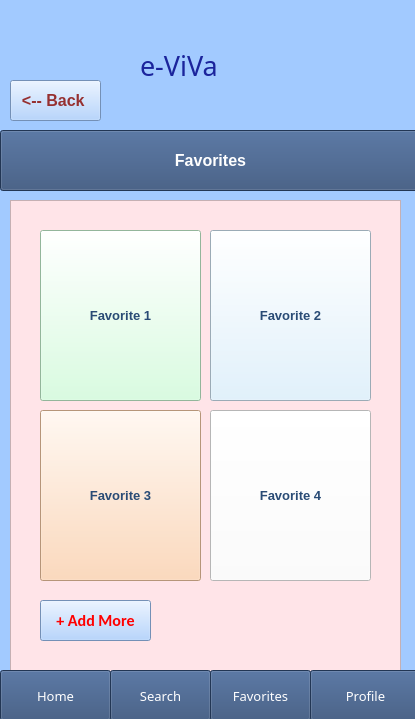
First picture: the form in Παραδοτέο 2ο/Project-code-v0.1/Favorites.ui, repository stavros-alexiou/SoftEng-2022, before the edit.
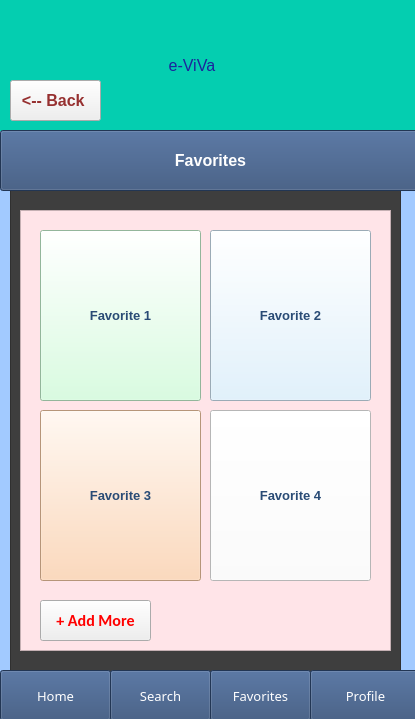
Second picture: the form after the edit.

Diff of the .ui file:
```diff
--- a/Παραδοτέο 2ο/Project-code-v0.1/Favorites.ui
+++ b/Παραδοτέο 2ο/Project-code-v0.1/Favorites.ui
@@ -65,10 +65,10 @@
     <widget class="QListWidget" name="listWidget_3">
      <property name="geometry">
       <rect>
-       <x>10</x>
-       <y>200</y>
-       <width>391</width>
-       <height>511</height>
+       <x>20</x>
+       <y>210</y>
+       <width>371</width>
+       <height>441</height>
       </rect>
      </property>
      <property name="font">
@@ -225,28 +225,30 @@
     <widget class="QLabel" name="e-ViVa_2">
      <property name="geometry">
       <rect>
-       <x>140</x>
-       <y>40</y>
-       <width>171</width>
-       <height>51</height>
+       <x>0</x>
+       <y>0</y>
+       <width>431</width>
+       <height>131</height>
       </rect>
      </property>
      <property name="font">
       <font>
-       <family>Forte</family>
-       <pointsize>20</pointsize>
+       <family>MS Shell Dlg 2</family>
+       <pointsize>12</pointsize>
        <weight>50</weight>
+       <italic>false</italic>
        <bold>false</bold>
       </font>
      </property>
      <property name="styleSheet">
-      <string notr="true">background-color: rgb(162, 202, 255);
+      <string notr="true">background-color: rgb(4, 206, 176);
+font: 12pt &quot;MS Shell Dlg 2&quot;;
 color: rgb(27, 36, 156);
 
 </string>
      </property>
      <property name="text">
-      <string>e-ViVa</string>
+      <string>                                      e-ViVa</string>
      </property>
     </widget>
     <widget class="QPushButton" name="pushButton_7">
@@ -375,7 +377,8 @@
       </font>
      </property>
      <property name="styleSheet">
-      <string notr="true">color: rgb(255, 0, 0);</string>
+      <string notr="true">color: rgb(255, 0, 0);
+background-color: rgb();</string>
      </property>
      <property name="text">
       <string>+ Add More</string>
@@ -398,12 +401,27 @@
       </font>
      </property>
      <property name="styleSheet">
-      <string notr="true">color: rgb(150, 48, 48);</string>
+      <string notr="true">color: rgb(150, 48, 48);
+background-color: rgb();</string>
      </property>
      <property name="text">
       <string>&lt;-- Back </string>
      </property>
     </widget>
+    <widget class="QGraphicsView" name="graphicsView">
+     <property name="geometry">
+      <rect>
+       <x>10</x>
+       <y>180</y>
+       <width>391</width>
+       <height>501</height>
+      </rect>
+     </property>
+     <property name="styleSheet">
+      <string notr="true">background-color: rgb(62, 62, 62);</string>
+     </property>
+    </widget>
+    <zorder>graphicsView</zorder>
     <zorder>listWidget_3</zorder>
     <zorder>Diamoni_13</zorder>
     <zorder>Diamoni_12</zorder>
```
